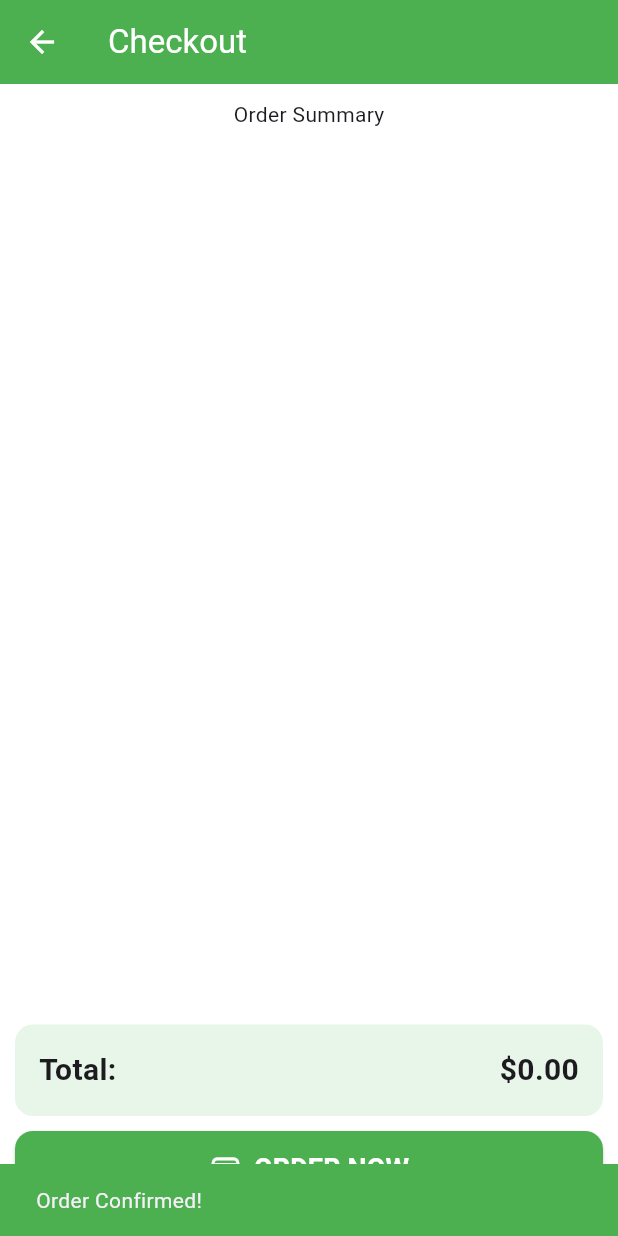
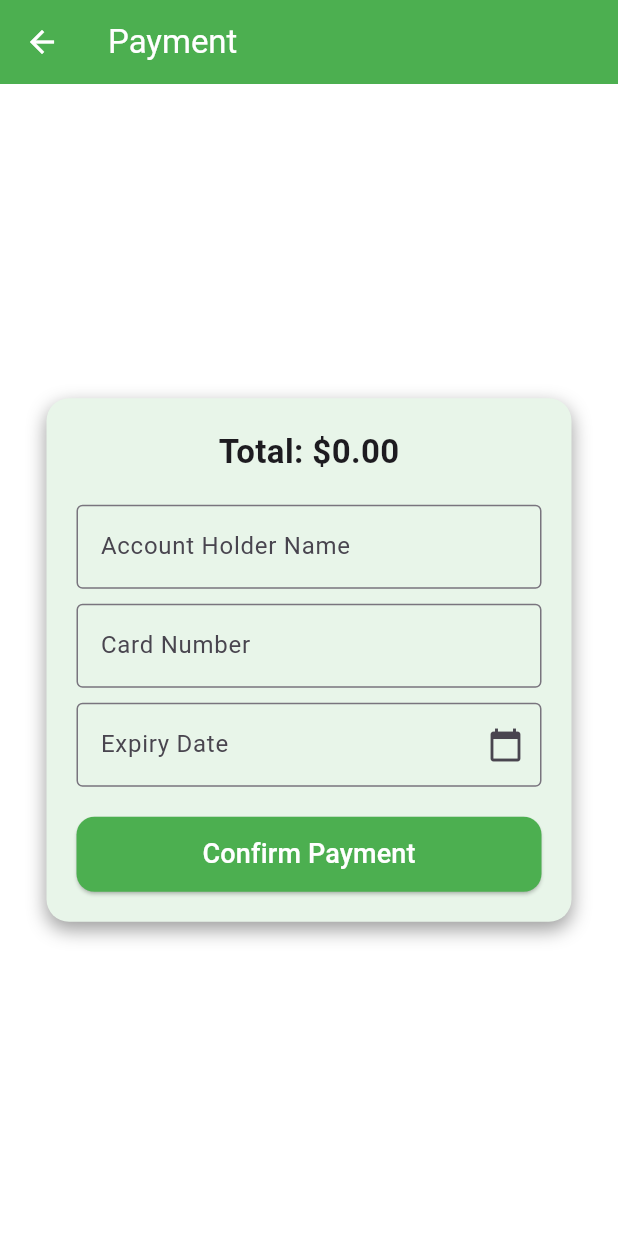
Before and after one commit to Sukitha543/MAD-Assignment, a Flutter app: the CheckoutPage screen opened directly with empty values, after a tap on "ORDER NOW", on a phone screen of 412 x 824 dp. Run offline on Flutter 3.47's test engine with Material 3 defaults, Android fonts, the phone set to English and light mode, and no system bars.

Commit message:
Add Payment Page

```diff
--- a/lib/pages/checkout_page.dart
+++ b/lib/pages/checkout_page.dart
@@ -1,5 +1,6 @@
 import 'package:flutter/material.dart';
 import 'package:mad_assignment/models/product.dart';
+import 'package:mad_assignment/pages/payment_page.dart';
 import 'package:mad_assignment/widgets/checkout_total.dart';
 import 'package:mad_assignment/widgets/order_card.dart';
 import 'package:mad_assignment/widgets/order_now_button.dart';
@@ -41,10 +42,9 @@ class CheckoutPage extends StatelessWidget {
                 CheckoutTotal(totalPrice: totalPrice),
                 const SizedBox(height: 10),
                 OrderNowButton(onPressed:() {
-                 ScaffoldMessenger.of(context).showSnackBar(
-                    const SnackBar(
-                      content: Text("Order Confirmed!"),
-                      backgroundColor: Colors.green,
+                     Navigator.of(context).push(
+                        MaterialPageRoute<void>(builder: (context) => PaymentPage(
+                        totalPrice:totalPrice),
                       ),
                    );
                 },
--- /dev/null
+++ b/lib/pages/payment_page.dart
@@ -0,0 +1,129 @@
+import 'package:flutter/material.dart';
+import 'package:intl/intl.dart';
+import 'package:mad_assignment/widgets/payment_button.dart';
+
+class PaymentPage extends StatefulWidget {
+  final double totalPrice;
+
+  const PaymentPage({super.key, required this.totalPrice});
+
+  @override
+  State<PaymentPage> createState() => _PaymentPageState();
+}
+
+class _PaymentPageState extends State<PaymentPage> {
+  final TextEditingController nameController = TextEditingController();
+  final TextEditingController cardNumberController = TextEditingController();
+  final TextEditingController expiryDateController = TextEditingController();
+
+  // Date Picker function
+  Future<void> _selectDate(BuildContext context) async {
+    final DateTime? pickedDate = await showDatePicker(
+      context: context,
+      initialDate: DateTime.now(),
+      firstDate: DateTime(2024),
+      lastDate: DateTime(2035),
+    );
+
+    if (pickedDate != null) {
+      setState(() {
+        expiryDateController.text = DateFormat('MM/yy').format(pickedDate);
+      });
+    }
+  }
+
+  @override
+  Widget build(BuildContext context) {
+    return SafeArea(
+      child: Scaffold(
+        backgroundColor: Colors.white,
+        appBar: AppBar(
+          title: const Text("Payment"),
+          backgroundColor: Colors.green,
+          foregroundColor: Colors.white,
+        ),
+        body: Center(
+          child: SingleChildScrollView(
+            child: Center(
+              child: Container(
+                width: 350,
+                padding: const EdgeInsets.all(20),
+                decoration: BoxDecoration(
+                  color: Colors.green.shade50,
+                  borderRadius: BorderRadius.circular(15),
+                  boxShadow: [
+                    BoxShadow(
+                      color: Colors.grey.shade500,
+                      blurRadius: 10,
+                      offset: const Offset(0, 5),
+                    ),
+                  ],
+                ),
+                child: Column(
+                  crossAxisAlignment: CrossAxisAlignment.start,
+                  mainAxisSize: MainAxisSize.min,
+                  children: [
+                    Center(
+                      child: Text(
+                        "Total: \$${widget.totalPrice.toStringAsFixed(2)}",
+                        style: const TextStyle(
+                          fontSize: 22,
+                          fontWeight: FontWeight.bold,
+                        ),
+                      ),
+                    ),
+                    const SizedBox(height: 20),
+                    // Account Holder
+                    TextField(
+                      controller: nameController,
+                      decoration: const InputDecoration(
+                        labelText: "Account Holder Name",
+                        border: OutlineInputBorder(),
+                      ),
+                    ),
+                    const SizedBox(height: 10),
+                    // Card Number
+                    TextField(
+                      controller: cardNumberController,
+                      keyboardType: TextInputType.number,
+                      decoration: const InputDecoration(
+                        labelText: "Card Number",
+                        border: OutlineInputBorder(),
+                      ),
+                    ),
+                    const SizedBox(height: 10),
+                    // Expiry Date Picker
+                    TextField(
+                      controller: expiryDateController,
+                      readOnly: true,
+                      onTap: () {
+                       _selectDate(context);
+                      },
+                      decoration: const InputDecoration(
+                        labelText: "Expiry Date",
+                        border: OutlineInputBorder(),
+                        suffixIcon: Icon(Icons.calendar_today),
+                      ),
+                    ),
+                    const SizedBox(height: 20),
+                    // Confirm Payment Button
+                    PaymentButton(
+                        onPressed: () {
+                          ScaffoldMessenger.of(context).showSnackBar(
+                            const SnackBar(
+                              content: Text("Payment Successful!"),
+                              backgroundColor: Colors.green,
+                            ),
+                          );
+                        },
+                    ),
+                  ],
+                ),
+              ),
+            ),
+          ),
+        ),
+      ),
+    );
+  }
+}
--- a/lib/widgets/checkout_summary_card.dart
+++ b/lib/widgets/checkout_summary_card.dart
@@ -59,7 +59,8 @@ class CheckoutSummaryCard extends StatelessWidget {
             child: ElevatedButton(
               onPressed: onCheckout,
               style: ElevatedButton.styleFrom(
-                backgroundColor: Colors.greenAccent.shade700,
+                backgroundColor: Colors.black,
+                foregroundColor: Colors.white,
                 shape: RoundedRectangleBorder(
                   borderRadius: BorderRadius.circular(15),
                 ),
--- a/lib/widgets/add_to_cart_button.dart
+++ b/lib/widgets/payment_button.dart
@@ -1,32 +1,26 @@
 import 'package:flutter/material.dart';
 
-class AddToCartButton extends StatelessWidget {
+class PaymentButton extends StatelessWidget {
   final VoidCallback onPressed;
-
-  const AddToCartButton
-  ({super.key,
-  required this.onPressed
-  });
+  const PaymentButton({super.key, required this.onPressed});
 
   @override
   Widget build(BuildContext context) {
     return SizedBox(
-      width: double.infinity,
+        width: double.infinity,
       height: 50,
       child: ElevatedButton(
         onPressed: onPressed,
         style: ElevatedButton.styleFrom(
           backgroundColor: Colors.green,
           foregroundColor: Colors.white,
-          shape: RoundedRectangleBorder(borderRadius: BorderRadius.circular(8)),
+          shape: RoundedRectangleBorder(borderRadius: BorderRadius.circular(12)),
         ),
         child: Row(
           mainAxisAlignment: MainAxisAlignment.center,
           children: [
-            Icon(Icons.shopping_cart, size: 22),
-            SizedBox(width: 8),
-            Text("ADD TO CART",
-              style: TextStyle(fontSize: 18, fontWeight: FontWeight.bold),
+            Text("Confirm Payment",
+              style: TextStyle(fontSize: 18),
             ),
           ],
         ),
```
Lines whose indentation alone changed are shown as unchanged.
